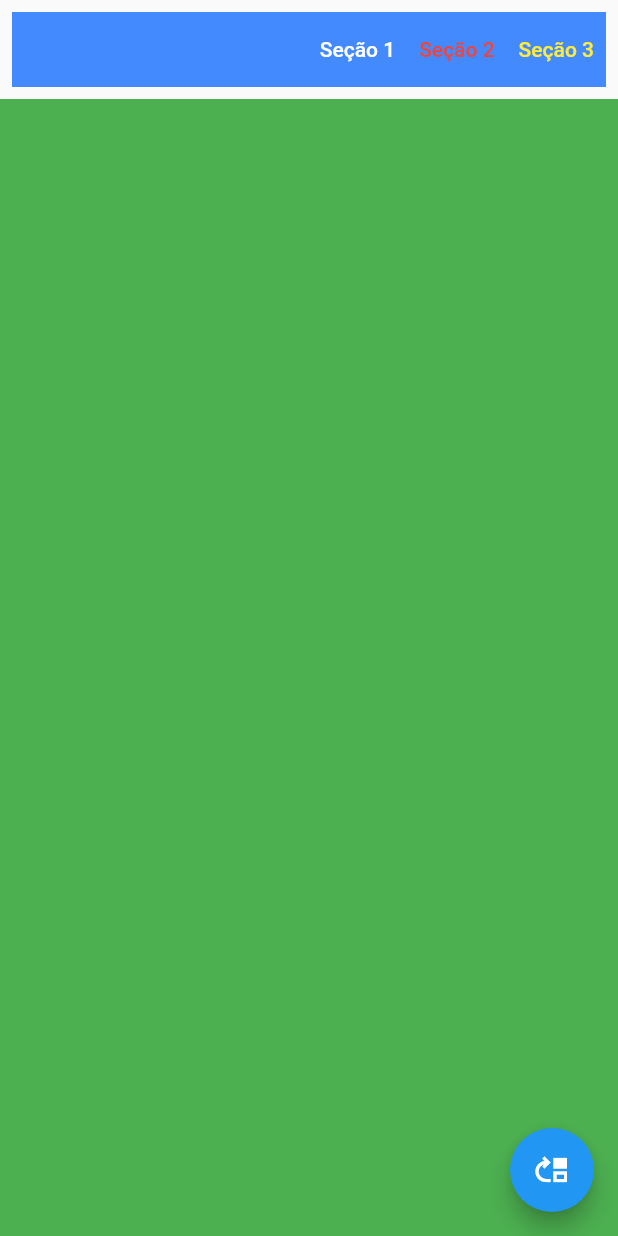
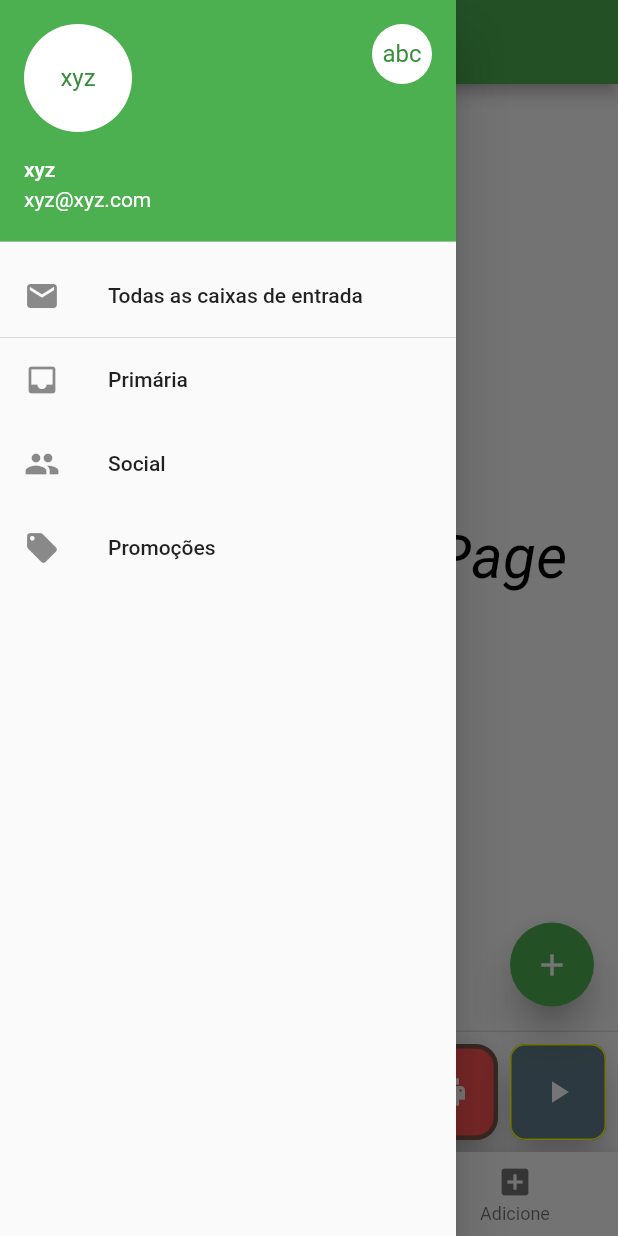
Before and after one commit to caneto/videos_rodrigorahnam, a Flutter app: the screen it shows after launch, with the side drawer open (before the commit the screen has no drawer), on a phone screen of 412 x 824 dp. Run offline on Flutter 3.47's test engine with Material 2 defaults, Android fonts, the phone set to English and light mode, and no system bars.

Commit message:
Atualização

```diff
--- a/menu_secao/lib/main.dart
+++ b/menu_secao/lib/main.dart
@@ -1,4 +1,5 @@
 import 'package:flutter/material.dart';
+import 'package:menu_secao/pages/Teste.dart';
 
 import 'pages/home_page.dart';
 
@@ -15,9 +16,10 @@ class MyApp extends StatelessWidget {
       debugShowCheckedModeBanner: false,
       title: 'Flutter Demo',
       theme: ThemeData(
-        primarySwatch: Colors.blue,
+        primarySwatch: Colors.green,
       ),
-      home: const HomePage(),
+      //home: const HomePage(),
+      home: const Teste(),
     );
   }
 }
--- /dev/null
+++ b/menu_secao/lib/pages/Teste.dart
@@ -0,0 +1,136 @@
+import 'package:flutter/material.dart';
+
+class Teste extends StatefulWidget {
+  const Teste({Key? key}) : super(key: key);
+
+  @override
+  State<Teste> createState() => _TesteState();
+}
+
+class _TesteState extends State<Teste> {
+
+  int _currentIndex = 0;
+
+  @override
+  Widget build(BuildContext context) {
+    return Scaffold(
+      primary: false,
+      appBar: AppBar(
+        title: const Text('Flutter Scaffold'),
+      ),
+      body: const Center(
+        child: Text(
+          "Aqui é a HomePage",
+          style: TextStyle(
+            color: Colors.black,
+            fontSize: 40.0,
+            fontStyle: FontStyle.italic,
+          ),
+        ),
+      ),
+      floatingActionButton: FloatingActionButton(
+          elevation: 10.0,
+          child: const Icon(Icons.add),
+          onPressed: () {
+            print('Estou flutuando botão');
+          }),
+      drawer: Drawer(
+        elevation: 16.0,
+        child: Column(
+          children: const <Widget>[
+            UserAccountsDrawerHeader(
+              accountName: Text("xyz"),
+              accountEmail: Text("xyz@xyz.com"),
+              currentAccountPicture: CircleAvatar(
+                backgroundColor: Colors.white,
+                child: Text("xyz"),
+              ),
+              otherAccountsPictures: <Widget>[
+                CircleAvatar(
+                  backgroundColor: Colors.white,
+                  child: Text("abc"),
+                )
+              ],
+            ),
+            ListTile(
+              title: Text("Todas as caixas de entrada"),
+              leading: Icon(Icons.mail),
+            ),
+            Divider(
+              height: 0.1,
+            ),
+            ListTile(
+              title: Text("Primária"),
+              leading: Icon(Icons.inbox),
+            ),
+            ListTile(
+              title: Text("Social"),
+              leading: Icon(Icons.people),
+            ),
+            ListTile(
+              title: Text("Promoções"),
+              leading: Icon(Icons.local_offer),
+            )
+          ],
+        ),
+      ),
+      persistentFooterButtons: <Widget>[
+        ElevatedButton(
+          style: ElevatedButton.styleFrom(
+            backgroundColor: Colors.redAccent,
+            side: const BorderSide(width: 3, color: Colors.brown),
+            elevation: 10,
+            shape: RoundedRectangleBorder(
+              borderRadius: BorderRadius.circular(15),
+            ),
+            padding: const EdgeInsets.all(20),
+          ),
+          onPressed: () {},
+          child: const Icon(
+            Icons.print,
+            color: Colors.white,
+          ),
+        ),
+        ElevatedButton(
+          style: ElevatedButton.styleFrom(
+            backgroundColor: Colors.blueGrey,
+            side: const BorderSide(width: 1, color: Colors.yellowAccent),
+            elevation: 10,
+            shape: RoundedRectangleBorder(
+              borderRadius: BorderRadius.circular(10),
+            ),
+            padding: const EdgeInsets.all(20),
+          ),
+          onPressed: () {},
+          child: const Icon(
+            Icons.play_arrow,
+            color: Colors.white,
+          ),
+        ),
+      ],
+      bottomNavigationBar: BottomNavigationBar(
+        currentIndex: 0,
+        fixedColor: Colors.teal,
+        items: const [
+          BottomNavigationBarItem(
+            label: 'Inicio',
+            icon: Icon(Icons.home),
+          ),
+          BottomNavigationBarItem(
+            label: 'Busca',
+            icon: Icon(Icons.search),
+          ),
+          BottomNavigationBarItem(
+            label: 'Adicione',
+            icon: Icon(Icons.add_box),
+          ),
+        ],
+        onTap: (int index) {
+          setState(() {
+            _currentIndex = index;
+          });
+        },
+      ),
+    );
+  }
+}
```
Also changed, not shown: 24 other files.
